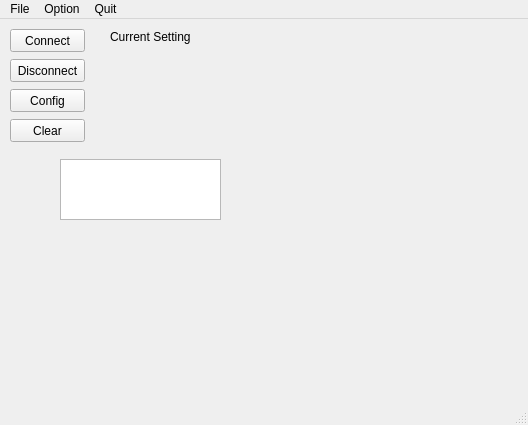
fry767/QTui, file mainwindow.ui: the form before one commit.
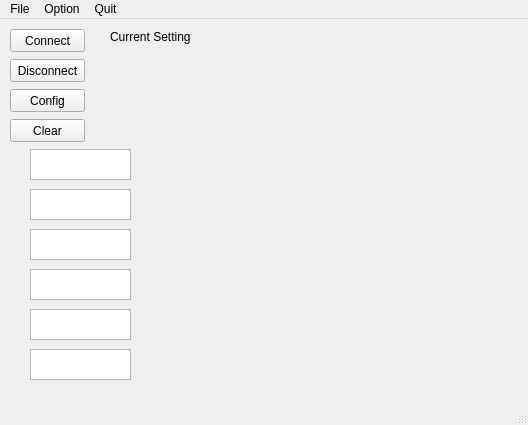
The form after the commit.

```diff
--- a/mainwindow.ui
+++ b/mainwindow.ui
@@ -82,10 +82,60 @@
    <widget class="QTextEdit" name="displayTextEdit">
     <property name="geometry">
      <rect>
-      <x>60</x>
-      <y>140</y>
-      <width>161</width>
-      <height>61</height>
+      <x>30</x>
+      <y>130</y>
+      <width>101</width>
+      <height>31</height>
+     </rect>
+    </property>
+   </widget>
+   <widget class="QTextEdit" name="display1TextEdit">
+    <property name="geometry">
+     <rect>
+      <x>30</x>
+      <y>170</y>
+      <width>101</width>
+      <height>31</height>
+     </rect>
+    </property>
+   </widget>
+   <widget class="QTextEdit" name="display2TextEdit">
+    <property name="geometry">
+     <rect>
+      <x>30</x>
+      <y>210</y>
+      <width>101</width>
+      <height>31</height>
+     </rect>
+    </property>
+   </widget>
+   <widget class="QTextEdit" name="display3TextEdit">
+    <property name="geometry">
+     <rect>
+      <x>30</x>
+      <y>250</y>
+      <width>101</width>
+      <height>31</height>
+     </rect>
+    </property>
+   </widget>
+   <widget class="QTextEdit" name="display4TextEdit">
+    <property name="geometry">
+     <rect>
+      <x>30</x>
+      <y>290</y>
+      <width>101</width>
+      <height>31</height>
+     </rect>
+    </property>
+   </widget>
+   <widget class="QTextEdit" name="display5TextEdit">
+    <property name="geometry">
+     <rect>
+      <x>30</x>
+      <y>330</y>
+      <width>101</width>
+      <height>31</height>
      </rect>
     </property>
    </widget>
```
